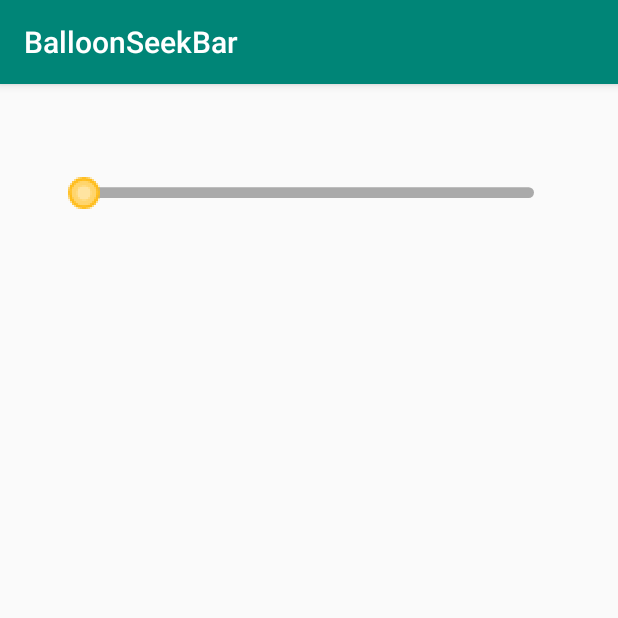
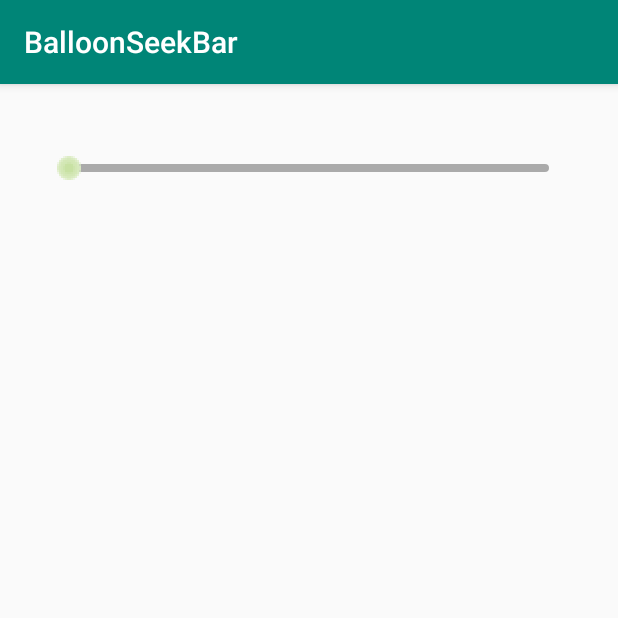
Before and after one commit to aluceps/BalloonSeekBar, an Android app: the screen it shows after launch (MainActivity), on a phone screen of 412 x 824 dp, the top half of it. Run offline under Robolectric (Android 15) with nearby library versions, the phone set to English and light mode, and no system bars; our stand-ins replace data binding.

Commit message:
add attribute

```diff
--- a/app/src/main/java/me/aluceps/balloonseekbar/BalloonSeekBar.kt
+++ b/app/src/main/java/me/aluceps/balloonseekbar/BalloonSeekBar.kt
@@ -39,14 +39,16 @@ class BalloonSeekBar @JvmOverloads constructor(
     private val thumbRadius = DEFAULT_THUMB_RADIUS
     private val thumbBorderWidth = DEFAULT_THUMB_BORDER_WIDTH
     private var resourceThumb: Drawable? = null
-    private var resourceThumbScale = DEFAULT_THUMB_SCALE
+    private var resourceThumbScale = DEFAULT_RESOURCE_SCALE
 
     // 吹き出しの設定値
     private var balloonTextSize = DEFAULT_TEXT_SIZE
     private var balloonTextColor = DEFAULT_TEXT_COLOR
+    private val balloonHeight by lazy { valueTextSizeF * 1.5f }
     private val valueTextSize by lazy { balloonTextSize.toInt() }
     private val valueTextSizeF by lazy { balloonTextSize }
-    private val baloonHeight by lazy { valueTextSizeF * 1.5f }
+    private var resourceBalloon: Drawable? = null
+    private var resourceBalloonScale = DEFAULT_RESOURCE_SCALE
 
     init {
         context?.obtainStyledAttributes(attrs, R.styleable.BalloonSeekBar, defStyleAttr, 0)?.apply {
@@ -56,9 +58,11 @@ class BalloonSeekBar @JvmOverloads constructor(
             getInt(R.styleable.BalloonSeekBar_balloon_seekbar_foreground, DEFAULT_FOREGROUND).let { colorForeground = it }
             getDimension(R.styleable.BalloonSeekBar_balloon_seekbar_stroke_width, DEFAULT_BACKGROUND_STROKE_WIDTH).let { backgroundStrokeWidth = it }
             getDrawable(R.styleable.BalloonSeekBar_balloon_seekbar_thumb)?.let { resourceThumb = it }
-            getFloat(R.styleable.BalloonSeekBar_balloon_seekbar_thumb_scale, DEFAULT_THUMB_SCALE).let { resourceThumbScale = it }
+            getFloat(R.styleable.BalloonSeekBar_balloon_seekbar_thumb_scale, DEFAULT_RESOURCE_SCALE).let { resourceThumbScale = it }
             getDimension(R.styleable.BalloonSeekBar_balloon_seekbar_text_size, DEFAULT_TEXT_SIZE).let { balloonTextSize = it }
             getInt(R.styleable.BalloonSeekBar_balloon_seekbar_text_color, DEFAULT_TEXT_COLOR).let { balloonTextColor = it }
+            getDrawable(R.styleable.BalloonSeekBar_balloon_seekbar_balloon)?.let { resourceBalloon = it }
+            getFloat(R.styleable.BalloonSeekBar_balloon_seekbar_balloon_scale, DEFAULT_RESOURCE_SCALE).let { resourceBalloonScale = it }
         }?.recycle()
 
         Timer().apply {
@@ -143,6 +147,7 @@ class BalloonSeekBar @JvmOverloads constructor(
     // つまみの情報
     private val thumbY by lazy { rectBackground.top + backgroundStrokeWidth / 2 }
     private val thumbBitmap by lazy { resourceThumb?.createBitmap(resourceThumbScale) }
+    private val balloonBitmap by lazy { resourceBalloon?.createBitmap(resourceBalloonScale) }
 
     private var seekBarProgress = 0f
     private val currentPercentage get() = contentSize.let { (seekBarProgress - it.leftF) / it.widthF }
@@ -161,9 +166,9 @@ class BalloonSeekBar @JvmOverloads constructor(
 
         // テキストが見きれないようにテキストの幅を考慮してサイズを設定する
         contentSize.apply {
-            this.top = paddingTop + baloonHeight.toInt()
+            this.top = paddingTop + balloonHeight.toInt()
             this.left = paddingLeft + valueTextSize
-            this.bottom = measuredHeight - paddingBottom + baloonHeight.toInt()
+            this.bottom = measuredHeight - paddingBottom + balloonHeight.toInt()
             this.right = measuredWidth - paddingRight - valueTextSize
         }
 
@@ -212,7 +217,7 @@ class BalloonSeekBar @JvmOverloads constructor(
 
     private fun measureHeight(measureSpec: Int): Int {
         var size = paddingTop + paddingBottom
-        size += height + round(backgroundStrokeWidth + baloonHeight).toInt()
+        size += height + round(backgroundStrokeWidth + balloonHeight).toInt()
         return resolveSizeAndState(size, measureSpec, 0)
     }
 
@@ -253,13 +258,24 @@ class BalloonSeekBar @JvmOverloads constructor(
         }
 
         // 吹き出しを描画
-        val baloonRect = RectF(0f, 0f, width * 2f, valueTextSizeF * 1.2f)
-        baloonRect.offset(seekBarProgress - width, thumbY - valueTextSizeF * 2)
-        canvas.drawRoundRect(baloonRect, thumbRadius, thumbRadius, paintBalloon)
+        var textHeightBias = 1f
+        if (balloonBitmap == null) {
+            val baloonRect = RectF(0f, 0f, width * 2f, valueTextSizeF * 1.2f)
+            baloonRect.offset(seekBarProgress - width, thumbY - valueTextSizeF * 2)
+            canvas.drawRoundRect(baloonRect, thumbRadius, thumbRadius, paintBalloon)
+        } else {
+            textHeightBias = 1.2f
+            val y = thumbY - valueTextSizeF * textHeightBias
+            balloonBitmap?.let { b ->
+                val src = Rect(0, 0, b.width, b.height)
+                val dest = Rect((seekBarProgress - b.width).toInt(), (y - b.height).toInt(), (seekBarProgress + b.width).toInt(), (y + b.height).toInt())
+                canvas.drawBitmap(b, src, dest, null)
+            }
+        }
 
         // テキストはつまみの位置に合わせるため `テキストの幅/2` を考慮する
         // x軸を調整しやすいようにテキストは予め paint 側で左寄せにしておく
-        canvas.drawText(text, seekBarProgress - width * bias, thumbY - valueTextSizeF, paintText)
+        canvas.drawText(text, seekBarProgress - width * bias, thumbY - valueTextSizeF * textHeightBias, paintText)
     }
 
     private fun updateProgress(x: Float) {
@@ -315,7 +331,7 @@ class BalloonSeekBar @JvmOverloads constructor(
         private const val DEFAULT_BACKGROUND_STROKE_WIDTH = 0f
         private const val DEFAULT_THUMB_RADIUS = 24f
         private const val DEFAULT_THUMB_BORDER_WIDTH = 4f
-        private const val DEFAULT_THUMB_SCALE = 1f
+        private const val DEFAULT_RESOURCE_SCALE = 1f
         private const val DEFAULT_TEXT_SIZE = 12f
         private const val DEFAULT_TEXT_COLOR = Color.WHITE
         private const val FOREGROUND_BIAS = 1.1f
--- /dev/null
+++ b/app/src/main/res/drawable/ic_balloon.xml
@@ -0,0 +1,15 @@
+<vector xmlns:android="http://schemas.android.com/apk/res/android"
+    android:width="26dp"
+    android:height="35dp"
+    android:viewportWidth="26"
+    android:viewportHeight="35">
+  <group>
+    <clip-path android:pathData="M0,0l26,0l0,35l-26,0z M 0,0"/>
+    <path
+        android:pathData="M25.9381,13.7879C25.1776,20.7576 13.0102,35 13.0102,35C13.0102,35 0.9948,20.9091 0.0823,13.7879C-0.8219,6.7324 5.8703,0 13.0102,0C20.15,0 26.7096,6.7168 25.9381,13.7879"
+        android:strokeWidth="1"
+        android:fillColor="#D3E7B5"
+        android:fillType="evenOdd"
+        android:strokeColor="#00000000"/>
+  </group>
+</vector>
--- a/app/src/main/res/drawable/ic_thumb.xml
+++ b/app/src/main/res/drawable/ic_thumb.xml
@@ -5,14 +5,14 @@
     android:viewportHeight="28"
     >
     <path
-        android:fillColor="#FFD56D"
+        android:fillColor="#D3E7B5"
         android:fillType="evenOdd"
         android:pathData="M14,14m-12.5,0a12.5,12.5 0,1 1,25 0a12.5,12.5 0,1 1,-25 0"
         android:strokeWidth="3"
-        android:strokeColor="#FFBD1B"
+        android:strokeColor="#DCECC4"
         />
     <path
-        android:fillColor="#FFE4A1"
+        android:fillColor="#C8E1A3"
         android:fillType="evenOdd"
         android:pathData="M14,14m-6,0a6,6 0,1 1,12 0a6,6 0,1 1,-12 0"
         android:strokeWidth="1"
--- a/app/src/main/res/layout/activity_main.xml
+++ b/app/src/main/res/layout/activity_main.xml
@@ -17,13 +17,15 @@
             android:layout_height="wrap_content"
             android:padding="16dp"
             app:balloon_seekbar_background="#aaa"
+            app:balloon_seekbar_balloon="@drawable/ic_balloon"
+            app:balloon_seekbar_balloon_scale="0.5"
             app:balloon_seekbar_foreground="#0f0"
             app:balloon_seekbar_max="100"
-            app:balloon_seekbar_stroke_width="8dp"
-            app:balloon_seekbar_text_color="#f00"
-            app:balloon_seekbar_text_size="24sp"
+            app:balloon_seekbar_stroke_width="6dp"
+            app:balloon_seekbar_text_color="#3C511E"
+            app:balloon_seekbar_text_size="14sp"
             app:balloon_seekbar_thumb="@drawable/ic_thumb"
-            app:balloon_seekbar_thumb_scale="0.4"
+            app:balloon_seekbar_thumb_scale="0.3"
             app:layout_constraintEnd_toEndOf="parent"
             app:layout_constraintStart_toStartOf="parent"
             app:layout_constraintTop_toTopOf="parent"
--- a/app/src/main/res/values/attrs.xml
+++ b/app/src/main/res/values/attrs.xml
@@ -10,5 +10,7 @@
         <attr name="balloon_seekbar_thumb_scale" format="float|reference" />
         <attr name="balloon_seekbar_text_size" format="dimension|reference" />
         <attr name="balloon_seekbar_text_color" format="color|reference" />
+        <attr name="balloon_seekbar_balloon" format="reference" />
+        <attr name="balloon_seekbar_balloon_scale" format="float|reference" />
     </declare-styleable>
 </resources>
```
